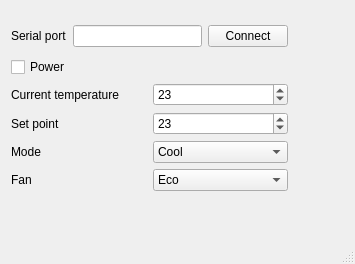
Before: the Qt Designer form Simulators/CN_WIRED/ACSimulator/mainwindow.ui in Sonic-Amiga/ESP8266-Faikin, drawn with Qt 5.
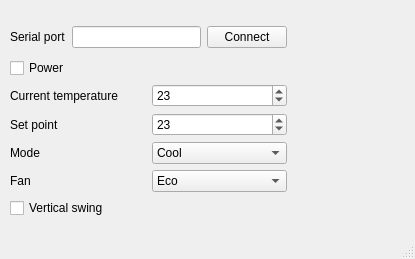
After: the same form once the commit is applied.

Commit message:
Simulators/CN_WIRED: Support vertical swing
Understood and documented some quirks

What changed in the file:
```diff
--- a/Simulators/CN_WIRED/ACSimulator/mainwindow.ui
+++ b/Simulators/CN_WIRED/ACSimulator/mainwindow.ui
@@ -6,8 +6,8 @@
    <rect>
     <x>0</x>
     <y>0</y>
-    <width>355</width>
-    <height>264</height>
+    <width>415</width>
+    <height>259</height>
    </rect>
   </property>
   <property name="windowTitle">
@@ -17,10 +17,10 @@
    <widget class="QWidget" name="">
     <property name="geometry">
      <rect>
-      <x>11</x>
-      <y>21</y>
+      <x>10</x>
+      <y>22</y>
       <width>277</width>
-      <height>176</height>
+      <height>202</height>
      </rect>
     </property>
     <layout class="QVBoxLayout" name="verticalLayout">
@@ -184,6 +184,13 @@
          </item>
         </layout>
        </item>
+       <item row="5" column="0">
+        <widget class="QCheckBox" name="vSwing">
+         <property name="text">
+          <string>Vertical swing</string>
+         </property>
+        </widget>
+       </item>
       </layout>
      </item>
     </layout>
```
The commit also changes 5 other files.
